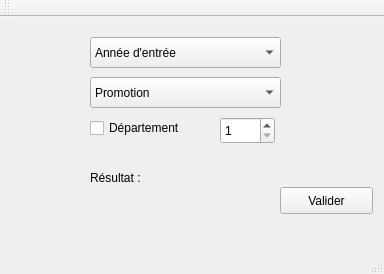
First picture: the form in Aide_decisionnelle/mainwindow.ui, repository Florian2209/Sciencedecision, before the edit.
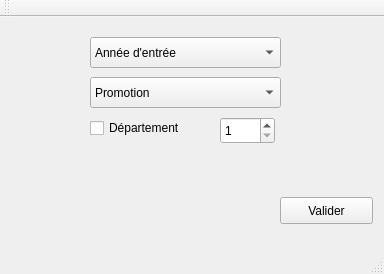
Second picture: the form after the edit.

Commit message: Ajout d'un label indiquant le resultat de la requete SQL

```diff
--- a/Aide_decisionnelle/mainwindow.ui
+++ b/Aide_decisionnelle/mainwindow.ui
@@ -18,7 +18,7 @@
     <property name="geometry">
      <rect>
       <x>280</x>
-      <y>170</y>
+      <y>180</y>
       <width>93</width>
       <height>27</height>
      </rect>
@@ -115,14 +115,14 @@
    <widget class="QLabel" name="resultatLabel">
     <property name="geometry">
      <rect>
-      <x>90</x>
+      <x>80</x>
       <y>150</y>
-      <width>171</width>
+      <width>261</width>
       <height>21</height>
      </rect>
     </property>
     <property name="text">
-     <string>Résultat : </string>
+     <string/>
     </property>
    </widget>
    <widget class="QCheckBox" name="departementCheckBox">
```
The commit also changes 1 other file.
